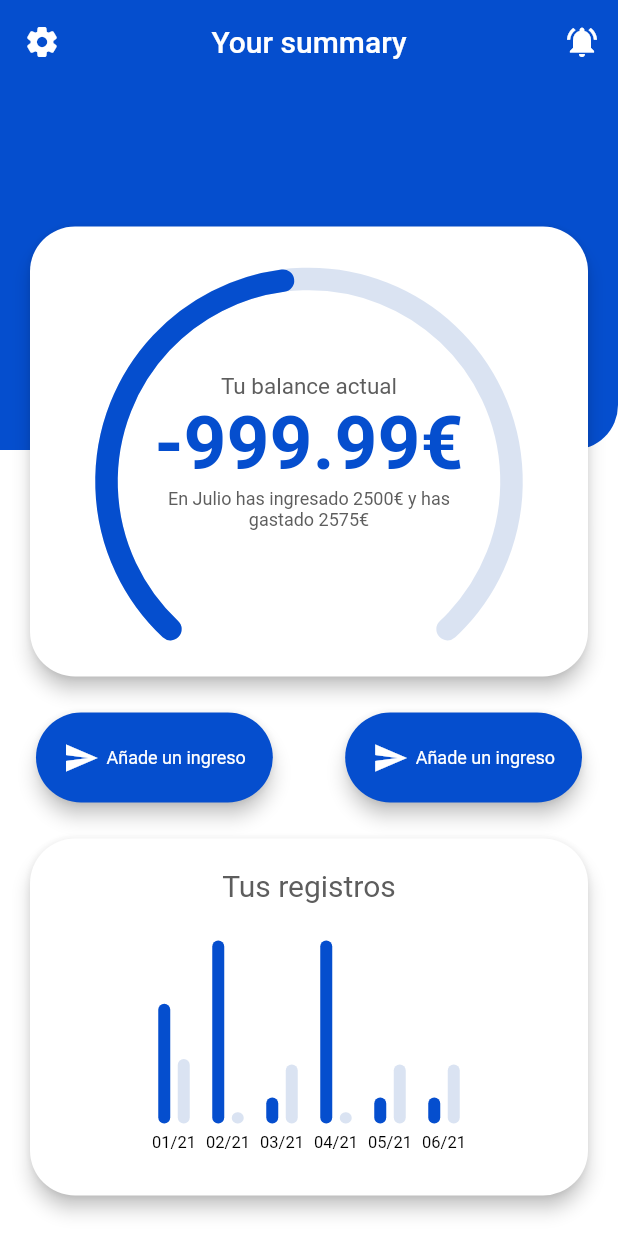
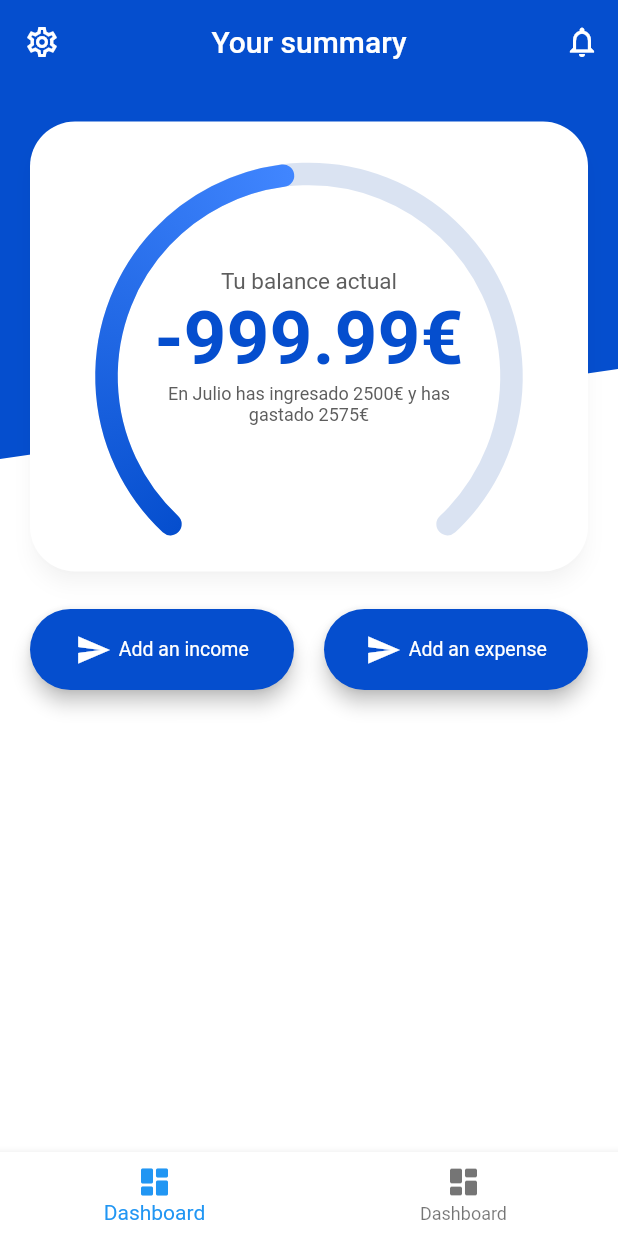
Before and after one commit to Binancy/APP, a Flutter app: the screen it shows after launch, on a phone screen of 412 x 824 dp. Run offline on Flutter 3.47's test engine with Material 2 defaults, Android fonts, the phone set to English and light mode, and no system bars; drawn by our look-alikes of fl_chart, syncfusion_flutter_gauges; generated files the repository leaves out were written again.

Commit message:
New design for DashboardSummaryCard widget

```diff
--- a/assets/langs/app_en.arb
+++ b/assets/langs/app_en.arb
@@ -1,3 +1,5 @@
 {
-    "header_summary": "Your summary"
+    "dashboard_header": "Your summary",
+    "dashboard_button_income" : "Add an income",
+    "dashboard_button_expense" : "Add an expense"
 }
--- a/assets/langs/app_es.arb
+++ b/assets/langs/app_es.arb
@@ -1,3 +1,5 @@
 {
-    "header_summary": "Tu resumen"
+    "dashboard_header": "Tu resumen",
+    "dashboard_button_income" : "Añade un ingreso",
+    "dashboard_button_expense" : "Añade un gasto"
 }
--- a/lib/main.dart
+++ b/lib/main.dart
@@ -6,18 +6,17 @@ import 'package:flutter_localizations/flutter_localizations.dart';
 import 'package:flutter_gen/gen_l10n/app_localizations.dart';
 
 void main() {
-  SystemChrome.setSystemUIOverlayStyle(SystemUiOverlayStyle(
-      statusBarBrightness: Brightness.dark,
-      systemNavigationBarColor: Colors.white,
-      systemNavigationBarIconBrightness: Brightness.dark,
-      statusBarColor: Colors.transparent));
   runApp(MyApp());
 }
 
 class MyApp extends StatelessWidget {
-  // This widget is the root of your application.
   @override
   Widget build(BuildContext context) {
+    SystemChrome.setSystemUIOverlayStyle(SystemUiOverlayStyle(
+        statusBarBrightness: Brightness.dark,
+        systemNavigationBarColor: Colors.white,
+        systemNavigationBarIconBrightness: Brightness.dark,
+        statusBarColor: Colors.transparent));
     return MaterialApp(
       title: appName,
       debugShowCheckedModeBanner: false,
--- a/lib/utils/styles.dart
+++ b/lib/utils/styles.dart
@@ -1,12 +1,16 @@
 import 'package:flutter/material.dart';
 
 Color primaryColor = Color(0xff054ECE);
-Color secondaryColor = Color(0xff195AD2);
+Color secondaryColor = Color(0xff4186FF);
 Color accentColor = Color(0xffDAE3F2);
 Color textColor = Color(0xff5d5d5d);
 
+TextStyle appBarStyle() {
+  return TextStyle(color: Colors.white, fontSize: 20);
+}
+
 TextStyle addButtonStyle() {
-  return TextStyle(color: Colors.white, fontSize: 12);
+  return TextStyle(color: Colors.white, fontSize: 13);
 }
 
 TextStyle titleCardStyle() {
@@ -25,3 +29,11 @@ TextStyle balanceValueStyle() {
 TextStyle detailStyle() {
   return TextStyle(color: textColor, fontSize: 12);
 }
+
+class MyBehavior extends ScrollBehavior {
+  @override
+  Widget buildViewportChrome(
+      BuildContext context, Widget child, AxisDirection axisDirection) {
+    return child;
+  }
+}
--- a/lib/views/dashboard/dashboard_chart.dart
+++ b/lib/views/dashboard/dashboard_chart.dart
@@ -5,19 +5,22 @@ import 'package:flutter/material.dart';
 
 class DashboardChart extends StatelessWidget {
   List<String> _listDates = [
-    "01/21",
-    "02/21",
-    "03/21",
-    "04/21",
-    "05/21",
-    "06/21"
+    "Enero",
+    "Febrero",
+    "Marzo",
+    "Abril",
+    "Mayo",
+    "Junio"
   ];
+
+  double barWidth = 13, spaceBars = 20;
 
   @override
   Widget build(BuildContext context) {
     return Card(
       margin: EdgeInsets.only(left: 20, right: 20, top: 20),
       elevation: 5,
+      shadowColor: Colors.black.withOpacity(0.2),
       shape: RoundedRectangleBorder(
           borderRadius: BorderRadius.circular(customBorderRadius)),
       child: Padding(
@@ -34,7 +37,7 @@ class DashboardChart extends StatelessWidget {
               height: 25,
             ),
             Container(
-              height: 150,
+              height: 200,
               child: BarChart(
                 BarChartData(
                     titlesData: FlTitlesData(
@@ -45,65 +48,110 @@ class DashboardChart extends StatelessWidget {
                     borderData: FlBorderData(show: false),
                     gridData: FlGridData(show: false),
                     alignment: BarChartAlignment.center,
-                    groupsSpace: 15,
+                    groupsSpace: spaceBars,
                     barGroups: [
                       BarChartGroupData(
                           x: 0,
                           barRods: [
                             BarChartRodData(
-                                y: 2500, width: 8, colors: [primaryColor]),
+                                y: 2500,
+                                width: barWidth,
+                                colors: [primaryColor]),
                             BarChartRodData(
-                                y: 1350, width: 8, colors: [accentColor])
+                                y: 1350, width: barWidth, colors: [accentColor])
                           ],
                           barsSpace: 5),
                       BarChartGroupData(
                           x: 1,
                           barRods: [
                             BarChartRodData(
-                                y: 3824, width: 8, colors: [primaryColor]),
+                                y: 3824,
+                                width: barWidth,
+                                colors: [primaryColor]),
                             BarChartRodData(
-                                y: 234, width: 8, colors: [accentColor])
+                                y: 234, width: barWidth, colors: [accentColor])
                           ],
                           barsSpace: 5),
                       BarChartGroupData(
                           x: 2,
                           barRods: [
                             BarChartRodData(
-                                y: 543, width: 8, colors: [primaryColor]),
+                                y: 543,
+                                width: barWidth,
+                                colors: [primaryColor]),
                             BarChartRodData(
-                                y: 1232, width: 8, colors: [accentColor]),
+                                y: 1232,
+                                width: barWidth,
+                                colors: [accentColor]),
                           ],
                           barsSpace: 5),
                       BarChartGroupData(
                           x: 3,
                           barRods: [
                             BarChartRodData(
-                                y: 3824, width: 8, colors: [primaryColor]),
+                                y: 3824,
+                                width: barWidth,
+                                colors: [primaryColor]),
                             BarChartRodData(
-                                y: 234, width: 8, colors: [accentColor])
+                                y: 234, width: barWidth, colors: [accentColor])
                           ],
                           barsSpace: 5),
                       BarChartGroupData(
                           x: 4,
                           barRods: [
                             BarChartRodData(
-                                y: 543, width: 8, colors: [primaryColor]),
+                                y: 543,
+                                width: barWidth,
+                                colors: [primaryColor]),
                             BarChartRodData(
-                                y: 1232, width: 8, colors: [accentColor])
+                                y: 1232, width: barWidth, colors: [accentColor])
                           ],
                           barsSpace: 5),
                       BarChartGroupData(
                           x: 5,
                           barRods: [
                             BarChartRodData(
-                                y: 543, width: 8, colors: [primaryColor]),
+                                y: 543,
+                                width: barWidth,
+                                colors: [primaryColor]),
                             BarChartRodData(
-                                y: 1232, width: 8, colors: [accentColor])
+                                y: 1232, width: barWidth, colors: [accentColor])
                           ],
                           barsSpace: 5),
                     ]),
                 swapAnimationDuration: Duration(milliseconds: 500),
               ),
+            ),
+            SizedBox(
+              height: 10,
+            ),
+            Row(
+              mainAxisAlignment: MainAxisAlignment.spaceAround,
+              crossAxisAlignment: CrossAxisAlignment.center,
+              children: [
+                Row(
+                  mainAxisAlignment: MainAxisAlignment.start,
+                  crossAxisAlignment: CrossAxisAlignment.center,
+                  children: [
+                    Icon(
+                      Icons.circle,
+                      color: primaryColor,
+                    ),
+                    Text('Ingresos')
+                  ],
+                ),
+                Row(
+                  mainAxisAlignment: MainAxisAlignment.start,
+                  crossAxisAlignment: CrossAxisAlignment.center,
+                  children: [
+                    Icon(
+                      Icons.circle,
+                      color: accentColor,
+                    ),
+                    Text('Gastos')
+                  ],
+                )
+              ],
             )
           ],
         ),
--- a/lib/views/dashboard/dashboard_create_buttons.dart
+++ b/lib/views/dashboard/dashboard_create_buttons.dart
@@ -1,23 +1,31 @@
 import 'package:binancy/globals.dart';
 import 'package:binancy/utils/styles.dart';
 import 'package:flutter/material.dart';
+import 'package:flutter_gen/gen_l10n/app_localizations.dart';
 
 class DashboardCreateButtons extends StatelessWidget {
   @override
   Widget build(BuildContext context) {
     return Padding(
-      padding: EdgeInsets.only(top: 20, left: 20, right: 20),
+      padding: EdgeInsets.only(left: 20, right: 20),
       child: Row(
         crossAxisAlignment: CrossAxisAlignment.center,
         mainAxisAlignment: MainAxisAlignment.spaceBetween,
         children: [
-          Card(
+          Material(
+            color: primaryColor,
+            borderRadius: BorderRadius.circular(customBorderRadius),
             elevation: 5,
-            color: primaryColor,
-            shape: RoundedRectangleBorder(
-                borderRadius: BorderRadius.circular(customBorderRadius)),
+            child: InkWell(
+              borderRadius: BorderRadius.circular(customBorderRadius),
+              highlightColor: Colors.transparent,
+              splashColor: accentColor.withOpacity(0.2),
+              onTap: () {},
+              child: Container(
+                width: (MediaQuery.of(context).size.width / 2) - 30,
                 child: Padding(
-              padding: EdgeInsets.all(18),
+                  padding:
+                      EdgeInsets.only(left: 15, right: 15, top: 15, bottom: 15),
                   child: Row(
                     mainAxisAlignment: MainAxisAlignment.center,
                     crossAxisAlignment: CrossAxisAlignment.center,
@@ -30,7 +38,7 @@ class DashboardCreateButtons extends StatelessWidget {
                         width: 5,
                       ),
                       Text(
-                    'Añade un ingreso',
+                        AppLocalizations.of(context)!.dashboard_button_income,
                         overflow: TextOverflow.ellipsis,
                         style: addButtonStyle(),
                       )
@@ -38,13 +46,22 @@ class DashboardCreateButtons extends StatelessWidget {
                   ),
                 ),
               ),
-          Card(
+            ),
+          ),
+          Material(
+            color: primaryColor,
+            borderRadius: BorderRadius.circular(customBorderRadius),
             elevation: 5,
-            color: primaryColor,
-            shape: RoundedRectangleBorder(
-                borderRadius: BorderRadius.circular(customBorderRadius)),
+            child: InkWell(
+              borderRadius: BorderRadius.circular(customBorderRadius),
+              highlightColor: Colors.transparent,
+              splashColor: accentColor.withOpacity(0.2),
+              onTap: () {},
+              child: Container(
+                width: (MediaQuery.of(context).size.width / 2) - 30,
                 child: Padding(
-              padding: EdgeInsets.all(18),
+                  padding:
+                      EdgeInsets.only(left: 15, right: 15, top: 15, bottom: 15),
                   child: Row(
                     mainAxisAlignment: MainAxisAlignment.center,
                     crossAxisAlignment: CrossAxisAlignment.center,
@@ -57,11 +74,13 @@ class DashboardCreateButtons extends StatelessWidget {
                         width: 5,
                       ),
                       Text(
-                    'Añade un ingreso',
+                        AppLocalizations.of(context)!.dashboard_button_expense,
                         overflow: TextOverflow.ellipsis,
                         style: addButtonStyle(),
                       )
                     ],
+                  ),
+                ),
               ),
             ),
           ),
--- a/lib/views/dashboard/dashboard_layout.dart
+++ b/lib/views/dashboard/dashboard_layout.dart
@@ -1,6 +1,4 @@
-import 'package:binancy/globals.dart';
 import 'package:binancy/utils/styles.dart';
-import 'package:binancy/views/dashboard/dashboard_chart.dart';
 import 'package:binancy/views/dashboard/dashboard_summary_card.dart';
 import 'package:flutter/material.dart';
 import 'package:flutter_gen/gen_l10n/app_localizations.dart';
@@ -16,43 +14,47 @@ class _DashboardViewState extends State<DashboardView> {
   @override
   Widget build(BuildContext context) {
     return Scaffold(
+      bottomNavigationBar: BottomNavigationBar(
+          elevation: 5,
+          backgroundColor: Colors.white,
+          items: [
+            BottomNavigationBarItem(
+                icon: Icon(Icons.dashboard_rounded), label: 'Dashboard'),
+            BottomNavigationBarItem(
+                icon: Icon(Icons.dashboard_rounded), label: 'Dashboard')
+          ]),
       backgroundColor: Colors.white,
-      body: Stack(
-        children: [
-          Positioned(
-              child: Container(
-            height: 300,
-            decoration: BoxDecoration(
-                color: primaryColor,
-                borderRadius: BorderRadius.only(
-                    bottomRight: Radius.circular(customBorderRadius))),
-          )),
-          Positioned(
-            child: Scaffold(
-              backgroundColor: Colors.transparent,
-              appBar: AppBar(
-                elevation: 0,
-                title: Text(AppLocalizations.of(context)!.header_summary),
-                backgroundColor: Colors.transparent,
-                centerTitle: true,
-                leading: IconButton(
-                    icon: Icon(Icons.settings_rounded), onPressed: () {}),
-                actions: [
-                  IconButton(
-                      icon: Icon(Icons.notifications_active), onPressed: () {})
-                ],
-              ),
-              body: ListView(
-                children: [
-                  SizedBox(height: 75),
-                  DashboardSummaryCard(),
-                  DashboardCreateButtons(),
-                  DashboardChart()
-                ],
+      body: ScrollConfiguration(
+        behavior: MyBehavior(),
+        child: CustomScrollView(
+          slivers: [
+            SliverAppBar(
+              pinned: false,
+              floating: true,
+              snap: true,
+              brightness: Brightness.dark,
+              centerTitle: true,
+              elevation: 0,
+              backgroundColor: primaryColor,
+              actions: [
+                IconButton(
+                    icon: Icon(Icons.notifications_outlined), onPressed: () {})
+              ],
+              leading: IconButton(
+                  icon: Icon(Icons.settings_outlined), onPressed: () {}),
+              title: Text(
+                AppLocalizations.of(context)!.dashboard_header,
+                style: appBarStyle(),
               ),
             ),
-          )
-        ],
+            SliverToBoxAdapter(
+              child: DashboardSummary(),
+            ),
+            SliverToBoxAdapter(
+              child: DashboardCreateButtons(),
+            )
+          ],
+        ),
       ),
     );
   }
--- a/lib/views/dashboard/dashboard_summary_card.dart
+++ b/lib/views/dashboard/dashboard_summary_card.dart
@@ -3,12 +3,59 @@ import 'package:binancy/utils/styles.dart';
 import 'package:syncfusion_flutter_gauges/gauges.dart';
 import 'package:flutter/material.dart';
 
+class DashboardSummary extends StatelessWidget {
+  @override
+  Widget build(BuildContext context) {
+    return SizedBox(
+        width: MediaQuery.of(context).size.width,
+        height: 350,
+        child: Stack(
+          children: [
+            Positioned(
+              child: ClipPath(
+                clipper: BackgrounClipper(),
+                child: Container(
+                  width: MediaQuery.of(context).size.width,
+                  height: 250,
+                  color: primaryColor,
+                ),
+              ),
+            ),
+            Positioned(
+                child: Center(
+              child: DashboardSummaryCard(),
+            ))
+          ],
+        ));
+  }
+}
+
+class BackgrounClipper extends CustomClipper<Path> {
+  @override
+  Path getClip(Size size) {
+    Path path = Path();
+    path.lineTo(0, size.height);
+    path.lineTo(size.width, size.height - 60);
+    path.lineTo(size.width, 0);
+    path.lineTo(0, 0);
+    return path;
+  }
+
+  @override
+  bool shouldReclip(covariant CustomClipper<Path> oldClipper) {
+    return true;
+  }
+}
+
 class DashboardSummaryCard extends StatelessWidget {
+  const DashboardSummaryCard({Key? key}) : super(key: key);
+
   @override
   Widget build(BuildContext context) {
     return Card(
       elevation: 5,
-      margin: EdgeInsets.only(top: 20, left: 20, right: 20),
+      shadowColor: Colors.black.withOpacity(0.2),
+      margin: EdgeInsets.only(left: 20, right: 20),
       shape: RoundedRectangleBorder(
           borderRadius: BorderRadius.circular(customBorderRadius)),
       child: Container(
@@ -37,9 +84,10 @@ class DashboardSummaryCard extends StatelessWidget {
                         pointers: [
                           RangePointer(
                             value: 0.97,
+                            gradient: SweepGradient(
+                                colors: [primaryColor, secondaryColor]),
                             cornerStyle: CornerStyle.bothCurve,
                             width: 15,
-                            color: primaryColor,
                           )
                         ],
                       )
```
Lines whose indentation alone changed are shown as unchanged.
